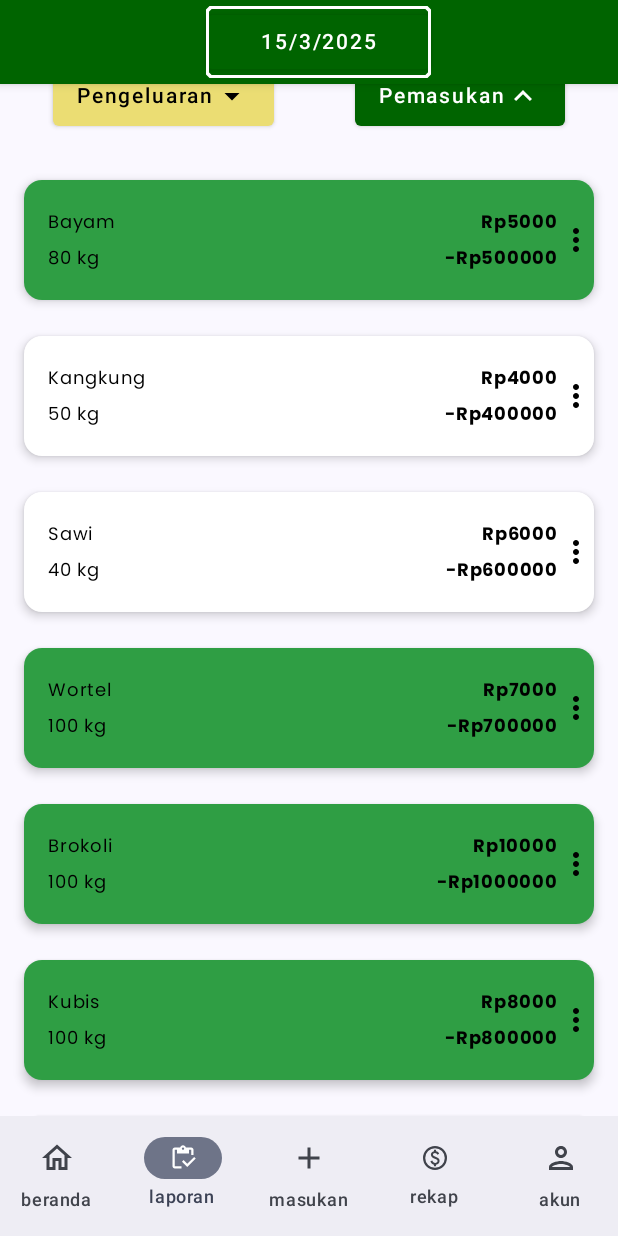
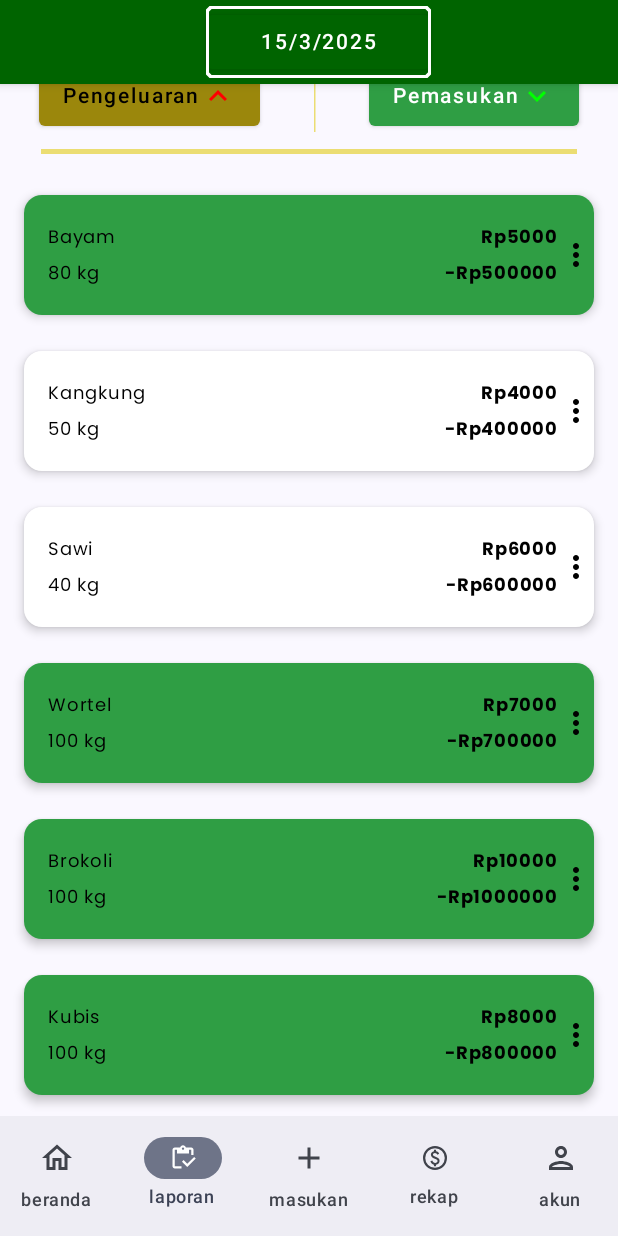
Before and after one commit to acoramadan/FoodApp, an Android app built with Jetpack Compose: the screen it shows after launch (MainActivity), item 2 of the bottom bar chosen, on a phone screen of 412 x 824 dp. Run offline under Robolectric (Android 15) with nearby library versions, the phone set to English and light mode, and no system bars.

Commit message:
feat : adding custom fab

```diff
--- a/app/src/main/java/com/muflidevs/foodapp/ui/screen/HomeScreen.kt
+++ b/app/src/main/java/com/muflidevs/foodapp/ui/screen/HomeScreen.kt
@@ -124,7 +124,7 @@ fun HomeScreen(
         ) { _ ->
             NavHost(
                 navController = homeNavController,
-                startDestination = "masukan",
+                startDestination = "laporan",
                 modifier = modifier.padding(top = 32.dp).fillMaxSize()
             ) {
                 composable("beranda") { BerandaScreen(modifier = modifier, selectedYear = selectedYear) }
--- a/app/src/main/java/com/muflidevs/foodapp/ui/screen/LaporanScreen.kt
+++ b/app/src/main/java/com/muflidevs/foodapp/ui/screen/LaporanScreen.kt
@@ -2,10 +2,13 @@ package com.muflidevs.foodapp.ui.screen
 
 import androidx.compose.foundation.layout.Arrangement
 import androidx.compose.foundation.layout.Column
+import androidx.compose.foundation.layout.IntrinsicSize
 import androidx.compose.foundation.layout.PaddingValues
 import androidx.compose.foundation.layout.Row
+import androidx.compose.foundation.layout.fillMaxHeight
 import androidx.compose.foundation.layout.fillMaxSize
 import androidx.compose.foundation.layout.fillMaxWidth
+import androidx.compose.foundation.layout.height
 import androidx.compose.foundation.layout.padding
 import androidx.compose.foundation.lazy.LazyColumn
 import java.net.URLEncoder
@@ -16,29 +19,34 @@ import androidx.compose.material.Button
 //noinspection UsingMaterialAndMaterial3Libraries
 import androidx.compose.material.ButtonDefaults
 //noinspection UsingMaterialAndMaterial3Libraries
+import androidx.compose.material.Divider
+//noinspection UsingMaterialAndMaterial3Libraries
 import androidx.compose.material.Icon
 //noinspection UsingMaterialAndMaterial3Libraries
 import androidx.compose.material.Text
 import androidx.compose.material.icons.Icons
-import androidx.compose.material.icons.outlined.ArrowDropDown
+import androidx.compose.material.icons.outlined.KeyboardArrowDown
 import androidx.compose.material.icons.outlined.KeyboardArrowUp
+import androidx.compose.material3.VerticalDivider
 import androidx.compose.runtime.Composable
 import androidx.compose.runtime.LaunchedEffect
 import androidx.compose.runtime.collectAsState
-import androidx.compose.ui.Alignment
 import androidx.compose.ui.Modifier
 import androidx.compose.ui.graphics.Color
 import androidx.compose.ui.platform.LocalContext
 import androidx.lifecycle.viewmodel.compose.viewModel
 import com.muflidevs.foodapp.R
 import androidx.compose.runtime.getValue
+import androidx.compose.runtime.mutableStateOf
+import androidx.compose.runtime.setValue
+import androidx.compose.runtime.remember
+import androidx.compose.ui.Alignment
 import androidx.compose.ui.unit.dp
 import androidx.navigation.NavController
 import com.google.gson.Gson
 import com.muflidevs.foodapp.ui.design_system.LaporanCards
-import com.muflidevs.foodapp.ui.theme.DarkGreen
-import com.muflidevs.foodapp.ui.theme.LightYellow20
 import com.muflidevs.foodapp.ui.view_model.RawViewModel
+import com.muflidevs.foodapp.utils.Helper
 
 @Composable
 fun LaporanScreen(
@@ -48,7 +56,7 @@ fun LaporanScreen(
 ) {
     val context = LocalContext.current
     val laporanList by viewModel.sayuranList.collectAsState()
-
+    var isClickedPengeluaran by remember { mutableStateOf(true) }
     LaunchedEffect(Unit) {
         viewModel.loadLaporanFromJson(context, R.raw.dummydatapengeluaranlaporan)
     }
@@ -60,42 +68,54 @@ fun LaporanScreen(
         Row(
             modifier = Modifier
                 .fillMaxWidth()
-                .padding(8.dp),
+                .padding(8.dp)
+                .height(IntrinsicSize.Min),
             verticalAlignment = Alignment.CenterVertically,
             horizontalArrangement = Arrangement.SpaceAround
         ) {
             Button(
-                onClick = {},
+                onClick = {isClickedPengeluaran = true},
                 colors = ButtonDefaults.buttonColors(
                     contentColor = Color.Black,
-                    backgroundColor = LightYellow20
+                    backgroundColor = Helper.changeButtonColorPengeluaran(isClickedPengeluaran)
                 )
             ) {
                 Row(verticalAlignment = Alignment.CenterVertically) {
                     Text("Pengeluaran")
                     Icon(
-                        imageVector = Icons.Outlined.ArrowDropDown,
-                        contentDescription = "Icon dropDown"
+                        imageVector = Icons.Outlined.KeyboardArrowUp,
+                        contentDescription = "Icon dropDown",
+                        tint = Color.Red
                     )
                 }
             }
-
+            VerticalDivider(
+                color = Helper.isPengeluaranClicked(isClickedPengeluaran),
+                thickness = 1.dp,
+                modifier = Modifier.align(Alignment.CenterVertically).fillMaxHeight()
+            )
             Button(
-                onClick = {},
+                onClick = {isClickedPengeluaran = false},
                 colors = ButtonDefaults.buttonColors(
                     contentColor = Color.White,
-                    backgroundColor = DarkGreen
+                    backgroundColor = Helper.changeButtonColorPemasukan(isClickedPengeluaran)
                 )
             ) {
                 Row(verticalAlignment = Alignment.CenterVertically) {
                     Text("Pemasukan")
                     Icon(
-                        imageVector = Icons.Outlined.KeyboardArrowUp,
-                        contentDescription = "Icon arrowUp"
+                        imageVector = Icons.Outlined.KeyboardArrowDown,
+                        contentDescription = "Icon arrowUp",
+                        tint = Color.Green
                     )
                 }
             }
         }
+        Divider(
+            color = Helper.isPengeluaranClicked(isClickedPengeluaran),
+            thickness = 3.dp,
+            modifier = Modifier.padding(3.dp).padding(end = 24.dp, start = 24.dp)
+        )
         LazyColumn(
             modifier = Modifier.fillMaxWidth().padding(bottom = 64.dp),
             contentPadding = PaddingValues(16.dp),
--- a/app/src/main/java/com/muflidevs/foodapp/ui/theme/Color.kt
+++ b/app/src/main/java/com/muflidevs/foodapp/ui/theme/Color.kt
@@ -17,3 +17,4 @@ val LightYellow20 = Color(0xFFEBDD73)
 val MintGreen = Color(0xFFB2F2BB)
 val LightGreen = Color(0xFF69DB7C)
 val ModerateGreen = Color(0xFF2F9E44)
+val DarkYellow = Color(0xFF9b870c)
--- a/app/src/main/java/com/muflidevs/foodapp/utils/Helper.kt
+++ b/app/src/main/java/com/muflidevs/foodapp/utils/Helper.kt
@@ -51,7 +51,9 @@ import androidx.compose.ui.unit.sp
 import com.muflidevs.foodapp.R
 import com.muflidevs.foodapp.data.remote.entity.Sayuran
 import com.muflidevs.foodapp.ui.theme.DarkGreen
+import com.muflidevs.foodapp.ui.theme.DarkYellow
 import com.muflidevs.foodapp.ui.theme.LightGreen
+import com.muflidevs.foodapp.ui.theme.LightYellow20
 import com.muflidevs.foodapp.ui.theme.ModerateGreen
 
 
@@ -84,6 +86,20 @@ object Helper {
         "Juli", "Agustus", "September",
         "Oktober", "November", "Desember"
     )
+
+    fun changeButtonColorPengeluaran(isClicked: Boolean) : Color {
+        return if(isClicked) DarkYellow
+        else LightYellow20
+    }
+
+    fun changeButtonColorPemasukan(isClicked: Boolean) : Color {
+        return if (isClicked) ModerateGreen
+        else DarkGreen
+    }
+    fun isPengeluaranClicked(isClicked: Boolean) : Color {
+        return if (isClicked) LightYellow20
+        else DarkGreen
+    }
 
     @Composable
     fun RandomCardColor(modifier: Modifier = Modifier, total: Int): Color {
```
Also changed, not shown: app/src/main/java/com/muflidevs/foodapp/ui/design_system/MyFab.kt (added, +115 -0 lines), app/src/main/java/com/muflidevs/foodapp/ui/screen/InputScreen.kt (+54 -11 lines).
